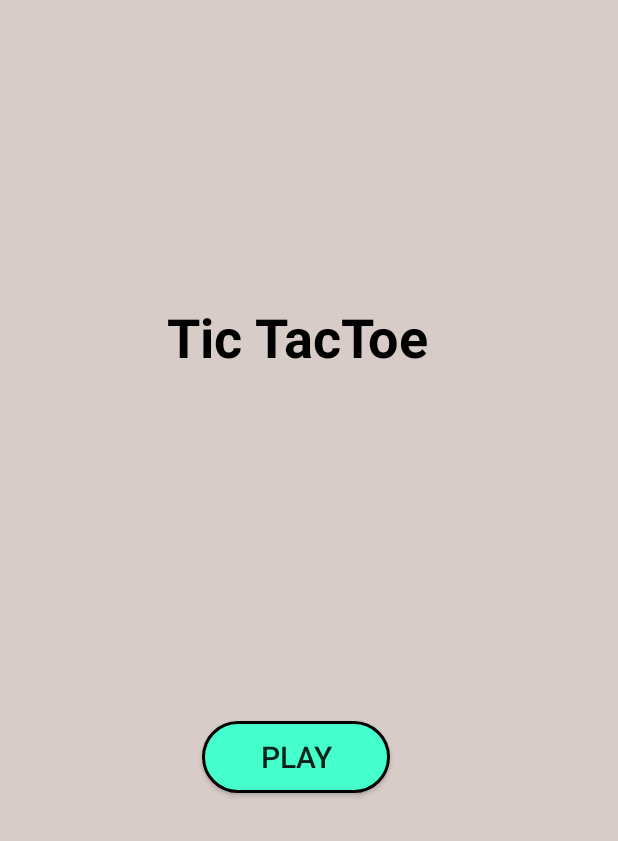
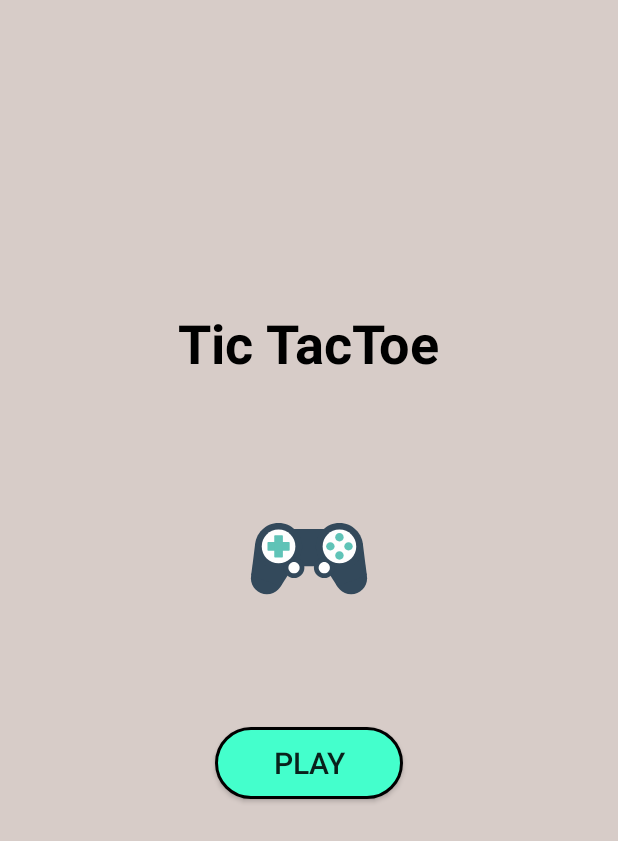
Before and after one commit to Sisira-reddyy/MyTicTacToe, an Android app: the screen it shows after launch (MainActivity), on a phone screen of 412 x 824 dp. Shown: the top 841 px of the screen. Run offline under Robolectric (Android 15) with nearby library versions, the phone set to English and light mode, and no system bars.

```diff
--- a/app/build.gradle
+++ b/app/build.gradle
@@ -37,4 +37,7 @@ dependencies {
     testImplementation 'junit:junit:4.+'
     androidTestImplementation 'androidx.test.ext:junit:1.1.2'
     androidTestImplementation 'androidx.test.espresso:espresso-core:3.3.0'
+
+    def lottieVersion = "3.7.0"
+    implementation "com.airbnb.android:lottie:$lottieVersion"
 }
--- a/app/src/main/res/layout/activity_main.xml
+++ b/app/src/main/res/layout/activity_main.xml
@@ -11,13 +11,12 @@
         android:id="@+id/textView"
         android:layout_width="wrap_content"
         android:layout_height="wrap_content"
-        android:layout_marginTop="200dp"
+        android:layout_marginTop="204dp"
         android:text="@string/homeTitle"
         android:textColor="@color/black"
         android:textSize="36sp"
         android:textStyle="bold"
         app:layout_constraintEnd_toEndOf="parent"
-        app:layout_constraintHorizontal_bias="0.47"
         app:layout_constraintStart_toStartOf="parent"
         app:layout_constraintTop_toTopOf="parent" />
 
@@ -31,7 +30,18 @@
         android:text="@string/playButton"
         android:textSize="20sp"
         app:layout_constraintEnd_toEndOf="parent"
-        app:layout_constraintHorizontal_bias="0.47"
         app:layout_constraintStart_toStartOf="parent"
         app:layout_constraintTop_toBottomOf="@+id/textView" />
+
+    <com.airbnb.lottie.LottieAnimationView
+        android:layout_width="match_parent"
+        android:layout_height="150dp"
+        app:layout_constraintBottom_toTopOf="@+id/button"
+        app:layout_constraintEnd_toEndOf="parent"
+        app:layout_constraintStart_toStartOf="parent"
+        app:layout_constraintTop_toBottomOf="@+id/textView"
+
+        app:lottie_rawRes="@raw/game"
+        app:lottie_autoPlay="true"
+        app:lottie_loop="true"/>
 </androidx.constraintlayout.widget.ConstraintLayout>
```
Also changed, not shown: app/src/main/res/raw/game.json (added, +1 -0 lines), 1 other file.
